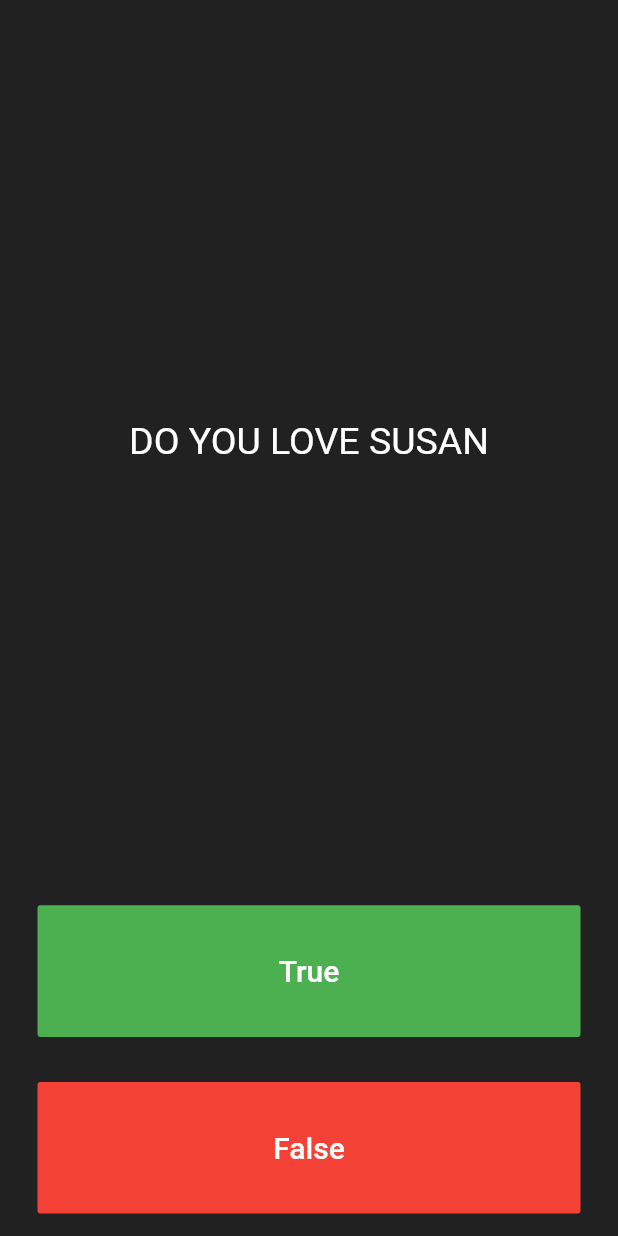
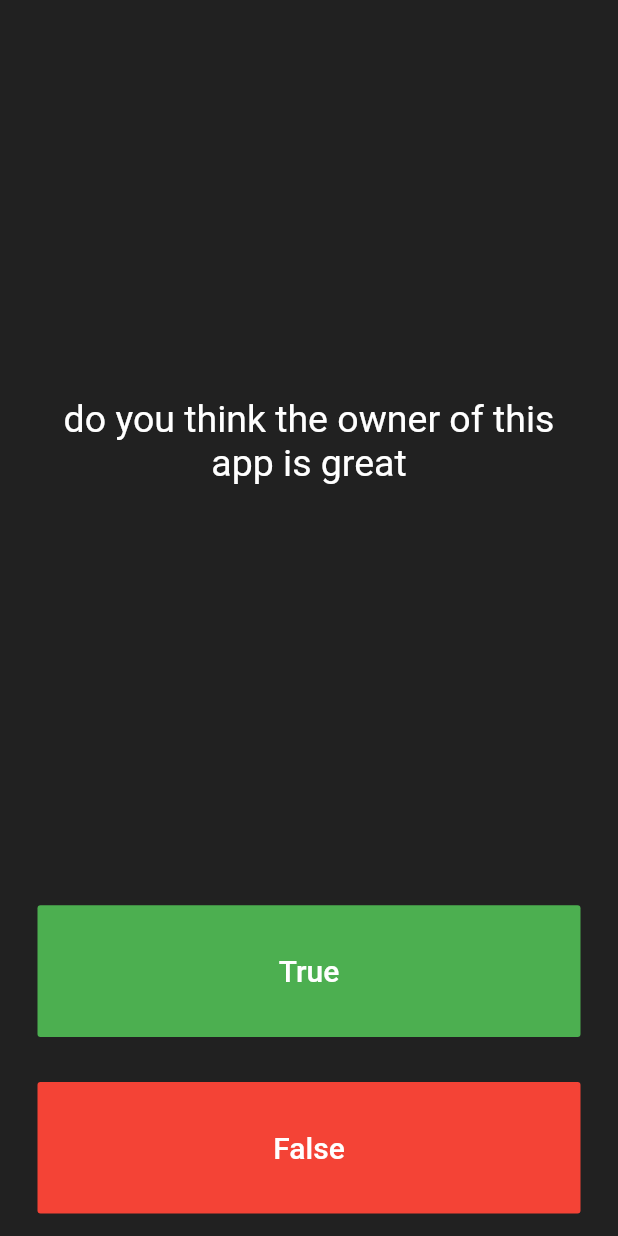
Before and after one commit to sardonrx/Susan-chip, a Flutter app: the screen it shows after launch, after a tap on "True", on a phone screen of 412 x 824 dp. Run offline on Flutter 3.47's test engine with Material 2 defaults, Android fonts, the phone set to English and light mode, and no system bars.

Commit message:
fifth commit

```diff
--- a/lib/main.dart
+++ b/lib/main.dart
@@ -1,4 +1,6 @@
 import 'package:flutter/material.dart';
+import  'question.dart';
+
 
 void main() => runApp(ScoreKeeper());
 
@@ -25,19 +27,29 @@ class QuizPage extends StatefulWidget {
 
 class _QuizPageState extends State<QuizPage> {
 
-  List<Icon> score =[
+  List<Icon> score =[];
+
+  List<Question> questionClass= [
+
+    Question(a: 'is this app making sense ', b: false),
+    Question(a: 'do you think the owner of this app is great', b: true),
+    Question(a: 'do you love me', b: true),
+    Question(a: 'do you believe in jesus ', b: true),
+    Question(a: 'do you think i love seyi', b: false),
+    Question(a: 'is seyi cute', b: true),
+    Question(a: 'is susan cute ', b: true),
+    Question(a: 'do you know susan love seyi so much', b: true),
+    Question(a: 'are you a fool', b: false),
+    Question(a: 'im scared, are you?', b: false),
+    Question(a: 'do you think i fear the unknown', b: true),
+    Question(a: 'do you think i lack confidence', b: true),
+    Question(a: 'i cry always', b: true),
+    Question(a: 'im lazy and i procastinate alots', b: true),
+    Question(a: 'very scared of getting a new job', b: true),
+    Question(a: 'everything will be fine soon', b: true),
+
   ];
-
-  List<String> question=[
-    'DO YOU LOVE SUSAN',
-    'is susan beautiful',
-    'is seyi ready to love love',
-    'do you have problem',
-    'can i hate you',
-  ];
-
   int  questionTracker = 0;
-
 
   @override
   Widget build(BuildContext context) {
@@ -51,7 +63,7 @@ class _QuizPageState extends State<QuizPage> {
             padding: EdgeInsets.all(10.0),
             child: Center(
               child: Text(
-                question[questionTracker],
+                questionClass[questionTracker].questionText,
                 textAlign: TextAlign.center,
                 style: TextStyle(
                   fontSize: 25.0,
@@ -75,6 +87,15 @@ class _QuizPageState extends State<QuizPage> {
                 ),
               ),
               onPressed: (){
+                bool confirmAnswers = questionClass[questionTracker].questionAnswer;
+                if(confirmAnswers == true){
+                  print('seyi is an idiot');
+                }else {
+                  print('seyooo is mad ');
+                }
+                setState ((){
+                 questionTracker++;
+                });
               },
             ),
           ),
@@ -92,6 +113,12 @@ class _QuizPageState extends State<QuizPage> {
                 ),
               ),
               onPressed: () {
+                   bool confirmAnswers = questionClass[questionTracker].questionAnswer;
+                   if(confirmAnswers== false){
+                     print('i love my own life like mad nothin more');
+                   }else{
+                     print('okay dont be mad');
+                   }
                 setState((){
                   questionTracker++;
                   print(questionTracker);
--- /dev/null
+++ b/lib/question.dart
@@ -0,0 +1,10 @@
+class Question {
+  String questionText;
+  bool questionAnswer;
+
+  Question ({String a, bool b,})
+  {
+  questionText = a;
+  questionAnswer = b;
+}
+}
```
